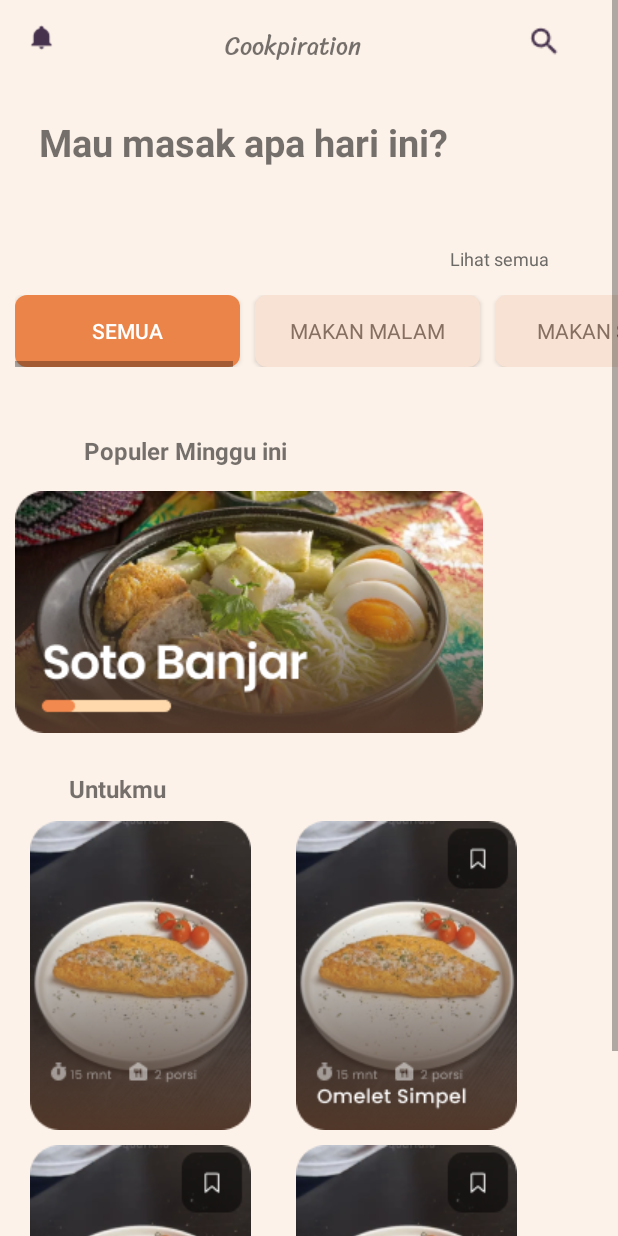
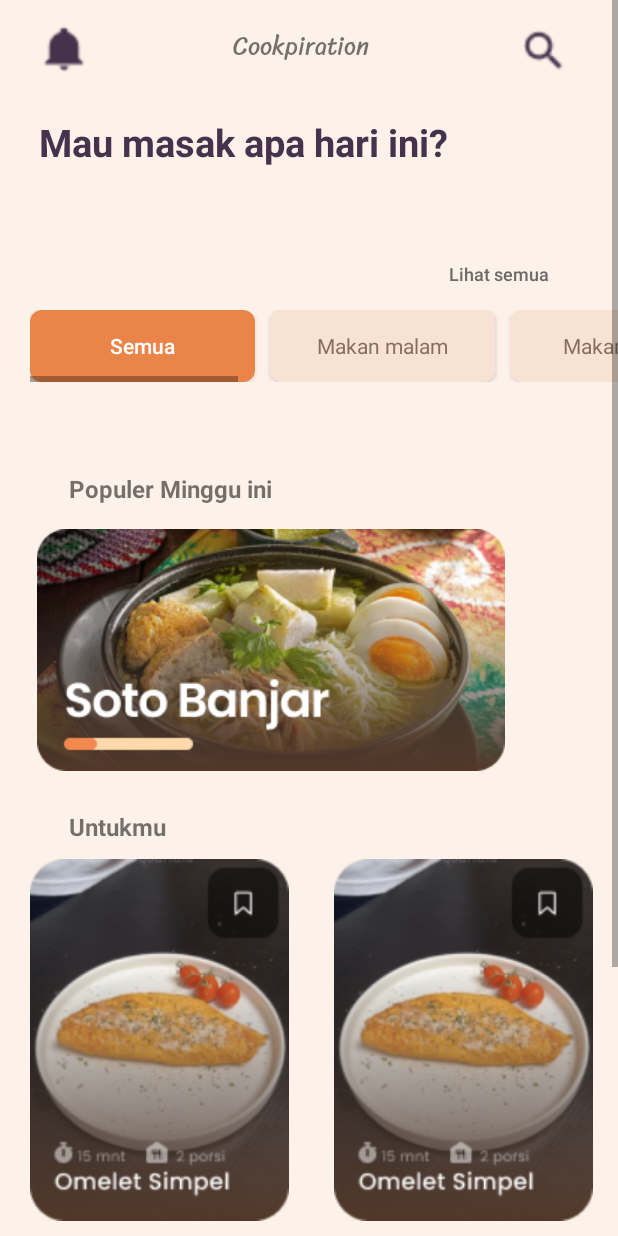
Before and after one commit to gitariskia93/Aplikasi-Cookpiration, an Android app: the Home screen opened directly, with no data from a screen before it, on a phone screen of 412 x 824 dp. Run offline under Robolectric (Android 15) with nearby library versions, the phone set to English and light mode, and no system bars; Roboto replaces fonts that are not available here.

Commit message:
merapihkan home

```diff
--- a/app/src/main/res/layout/activity_home.xml
+++ b/app/src/main/res/layout/activity_home.xml
@@ -24,9 +24,9 @@
 
             <ImageView
                 android:id="@+id/imageBell"
-                android:layout_width="wrap_content"
-                android:layout_height="18dp"
-                android:layout_marginStart="16dp"
+                android:layout_width="33dp"
+                android:layout_height="33dp"
+                android:layout_marginStart="26dp"
                 android:layout_marginTop="16dp"
                 android:src="@drawable/bell" />
 
@@ -34,7 +34,7 @@
                 android:id="@+id/imageTextSmall"
                 android:layout_width="280dp"
                 android:layout_height="wrap_content"
-                android:layout_marginStart="16dp"
+                android:layout_marginStart="1dp"
                 android:fontFamily="@font/sriracha_regular"
                 android:gravity="center"
                 android:padding="16dp"
@@ -43,9 +43,9 @@
 
             <ImageView
                 android:id="@+id/imageSearch"
-                android:layout_width="wrap_content"
-                android:layout_height="wrap_content"
-                android:layout_marginStart="16dp"
+                android:layout_width="33dp"
+                android:layout_height="36dp"
+                android:layout_marginStart="5dp"
                 android:layout_marginTop="16dp"
                 android:layout_marginEnd="16dp"
                 android:src="@drawable/icon_search" />
@@ -65,6 +65,7 @@
                 android:gravity="center"
                 android:padding="16dp"
                 android:text="Mau masak apa hari ini?"
+                android:textColor="@color/Ungu1"
                 android:textSize="25dp"
                 android:textStyle="bold" />
         </LinearLayout>
@@ -78,15 +79,16 @@
             android:layout_margin="30dp"
             android:layout_gravity="end">
 
-            <TextView
+            <Button
                 android:id="@+id/smal3"
                 android:layout_width="wrap_content"
                 android:layout_height="wrap_content"
-                android:layout_marginTop="-10dp"
                 android:layout_weight="1"
+                android:background="?android:attr/selectableItemBackground"
                 android:gravity="center"
                 android:padding="16dp"
                 android:text="Lihat semua"
+                android:textAllCaps="false"
                 android:textColor="#6C6A67"
                 android:textSize="12sp" />
         </LinearLayout>
@@ -97,7 +99,7 @@
             <HorizontalScrollView
                 android:layout_width="match_parent"
                 android:layout_height="wrap_content"
-                android:layout_marginStart="10dp">
+                android:layout_marginStart="20dp">
                 <LinearLayout
                     android:layout_width="match_parent"
                     android:layout_height="wrap_content">
@@ -107,6 +109,7 @@
                         android:layout_height="wrap_content"
                         android:text="Semua"
                         android:textSize="14dp"
+                        android:textAllCaps="false"
                         android:textColor="@color/white"
                         android:background="@drawable/roudn_button" />
 
@@ -115,6 +118,7 @@
                         android:layout_width="150dp"
                         android:layout_height="wrap_content"
                         android:layout_marginLeft="10dp"
+                        android:textAllCaps="false"
                         android:background="@drawable/bottoncreem"
                         android:fontFamily="@font/roboto"
                         android:text="Makan malam"
@@ -126,6 +130,7 @@
                         android:layout_height="wrap_content"
                         android:layout_marginLeft="10dp"
                         android:textSize="14dp"
+                        android:textAllCaps="false"
                         android:background="@drawable/bottoncreem"
                         android:fontFamily="@font/roboto"
                         android:text="Makan siang"
@@ -136,6 +141,7 @@
                         android:layout_height="wrap_content"
                         android:layout_marginLeft="10dp"
                         android:textSize="14dp"
+                        android:textAllCaps="false"
                         android:background="@drawable/bottoncreem"
                         android:fontFamily="@font/roboto"
                         android:text="Diet"
@@ -146,6 +152,7 @@
                         android:layout_height="wrap_content"
                         android:layout_marginLeft="10dp"
                         android:textSize="14dp"
+                        android:textAllCaps="false"
                         android:background="@drawable/bottoncreem"
                         android:fontFamily="@font/roboto"
                         android:text="Indonesia"
@@ -156,6 +163,7 @@
                         android:layout_height="wrap_content"
                         android:layout_marginLeft="10dp"
                         android:textSize="14dp"
+                        android:textAllCaps="false"
                         android:background="@drawable/bottoncreem"
                         android:fontFamily="@font/roboto"
                         android:text="Jepang"
@@ -166,6 +174,7 @@
                         android:layout_height="wrap_content"
                         android:layout_marginLeft="10dp"
                         android:textSize="14dp"
+                        android:textAllCaps="false"
                         android:background="@drawable/bottoncreem"
                         android:fontFamily="@font/roboto"
                         android:text="Korea"
@@ -190,8 +199,7 @@
                 android:id="@+id/mnpopu"
                 android:layout_width="wrap_content"
                 android:layout_height="wrap_content"
-                android:layout_marginTop="-15dp"
-                android:layout_marginStart="10dp"
+                android:layout_marginStart="0dp"
                 android:layout_weight="1"
                 android:textStyle="bold"
                 android:gravity="start"
@@ -215,10 +223,10 @@
 
                     <ImageView
                         android:id="@+id/populer1"
-                        android:layout_width="wrap_content"
+                        android:layout_width="341dp"
                         android:layout_height="wrap_content"
                         android:layout_marginStart="10dp"
-                        android:src="@drawable/popul1"/>
+                        android:src="@drawable/popul1" />
                     <!--                    <ImageView-->
                     <!--                        android:id="@+id/populer2"-->
                     <!--                        android:layout_width="wrap_content"-->
@@ -257,7 +265,6 @@
                 android:layout_marginTop="-20dp" />
         </LinearLayout>
         <LinearLayout
-            xmlns:android="http://schemas.android.com/apk/res/android"
             android:layout_width="wrap_content"
             android:layout_height="wrap_content"
             android:orientation="vertical"
@@ -265,32 +272,32 @@
 
             <!-- Baris 1 -->
             <LinearLayout
-                android:layout_width="match_parent"
+                android:layout_width="415dp"
                 android:layout_height="wrap_content"
-                android:orientation="horizontal"
-                android:layout_gravity="center_vertical">
+                android:layout_gravity="center_vertical"
+                android:orientation="horizontal">
 
                 <ImageView
                     android:layout_width="0dp"
                     android:layout_height="wrap_content"
+                    android:layout_marginStart="20dp"
+                    android:layout_marginTop="10dp"
+                    android:layout_marginEnd="20dp"
                     android:layout_weight="1"
-                    android:src="@drawable/resepmenu"
+                    android:adjustViewBounds="true"
                     android:scaleType="fitXY"
-                    android:adjustViewBounds="true"
-                    android:layout_marginTop="10dp"
-                    android:layout_marginStart="20dp"
-                    android:layout_marginEnd="20dp"/>
+                    android:src="@drawable/resep" />
 
                 <ImageView
                     android:layout_width="0dp"
                     android:layout_height="wrap_content"
+                    android:layout_marginStart="10dp"
+                    android:layout_marginTop="10dp"
+                    android:layout_marginEnd="20dp"
                     android:layout_weight="1"
-                    android:src="@drawable/resep"
+                    android:adjustViewBounds="true"
                     android:scaleType="fitXY"
-                    android:adjustViewBounds="true"
-                    android:layout_marginTop="10dp"
-                    android:layout_marginStart="10dp"
-                    android:layout_marginEnd="20dp"/>
+                    android:src="@drawable/resep" />
             </LinearLayout>
 
             <!-- Baris 2 -->
@@ -313,14 +320,14 @@
 
                 <ImageView
                     android:layout_width="0dp"
-                    android:layout_height="wrap_content"
+                    android:layout_height="229dp"
+                    android:layout_marginStart="20dp"
+                    android:layout_marginTop="10dp"
+                    android:layout_marginEnd="20dp"
                     android:layout_weight="1"
-                    android:src="@drawable/resep"
+                    android:adjustViewBounds="true"
                     android:scaleType="fitXY"
-                    android:adjustViewBounds="true"
-                    android:layout_marginTop="10dp"
-                    android:layout_marginStart="20dp"
-                    android:layout_marginEnd="20dp"/>
+                    android:src="@drawable/resep" />
             </LinearLayout>
 
             <!-- Baris 3 -->
```
